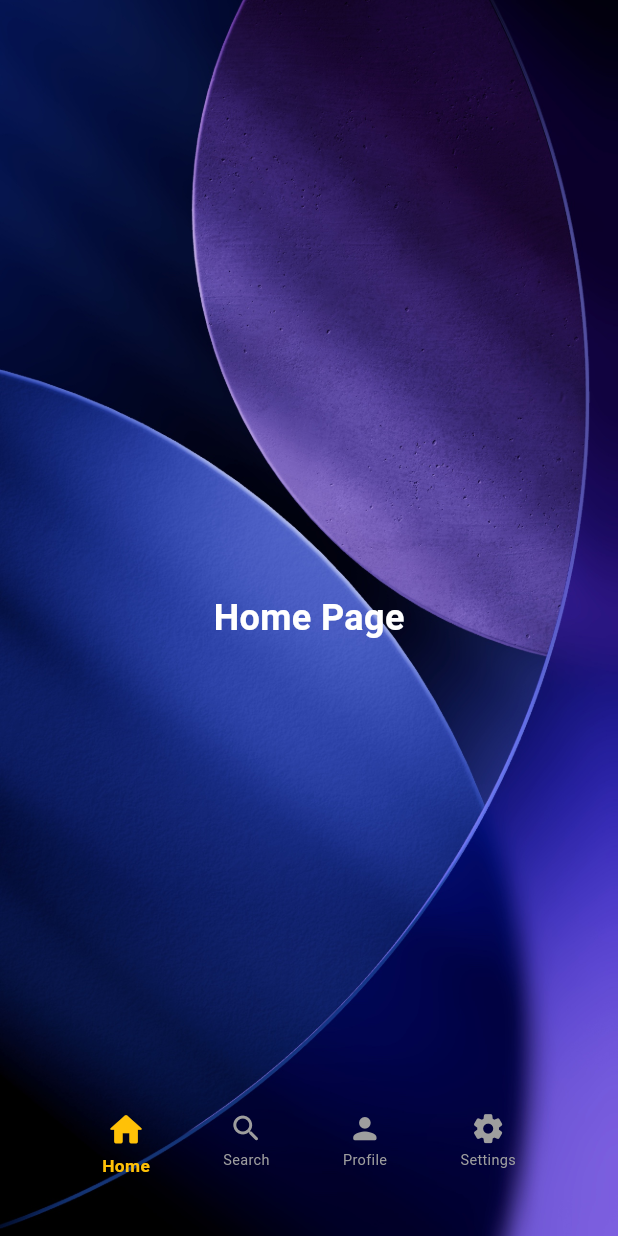
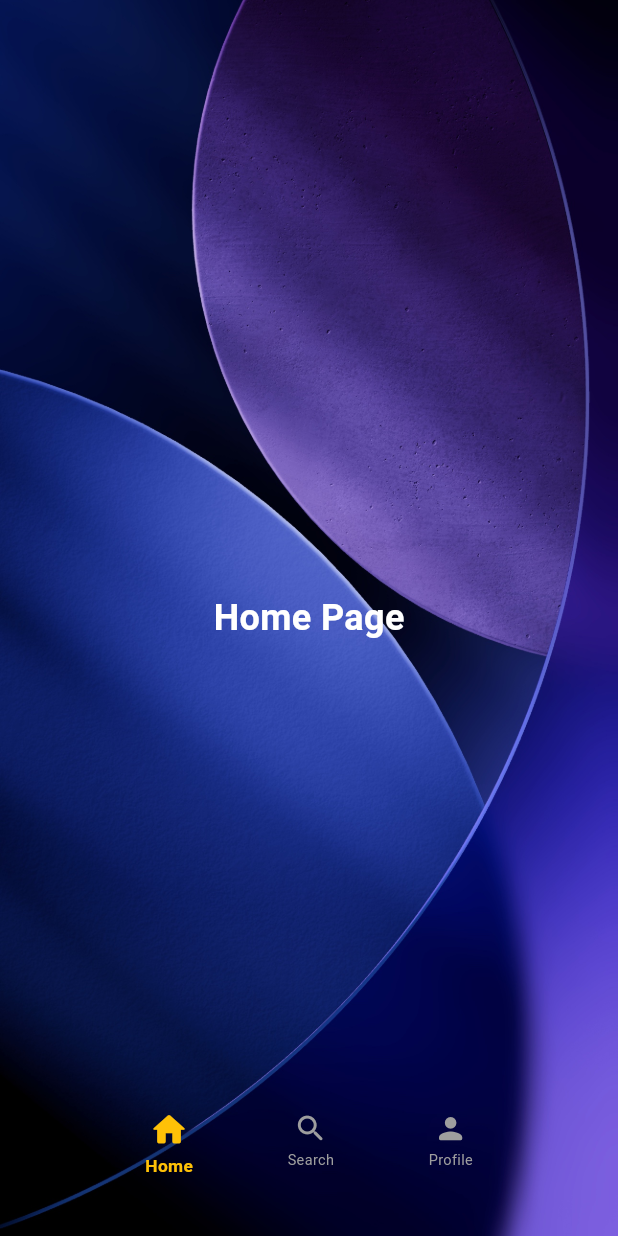
Before and after one commit to ZyadWKhedr/LiquidGlass-NavBar, a Flutter app: the screen it shows after launch, on a phone screen of 412 x 824 dp. Run offline on Flutter 3.47's test engine with Material 3 defaults, Android fonts, the light colour scheme and no system bars; our stand-ins replace flutter_riverpod, flutter_screenutil; missing offline and left inert: liquid_glass_renderer.

Commit message:
version update

```diff
--- a/lib/pages/navbar_page.dart
+++ b/lib/pages/navbar_page.dart
@@ -14,23 +14,24 @@ class NavbarPage extends StatelessWidget {
         HomePage(),
         SearchPage(),
         ProfilePage(),
-        SizedBox(),
+        // SizedBox(),
       ],
       icons: const [
         Icons.home_rounded,
         Icons.search_rounded,
         Icons.person_rounded,
-        Icons.settings_rounded,
+        // Icons.settings_rounded,
       ],
       labels: const [
         'Home',
         'Search',
         'Profile',
-        'Settings',
+        // 'Settings',
       ],
       navbarHeight: 70,
       indicatorWidth: 70,
       bottomPadding: 20,
+      horizontalPadding: 15,
     );
   }
 }
--- a/lib/widgets/bottom_nav_scaffold.dart
+++ b/lib/widgets/bottom_nav_scaffold.dart
@@ -91,6 +91,7 @@ class _BottomNavScaffoldState extends ConsumerState<BottomNavScaffold> {
                   indicatorWidth: widget.indicatorWidth,
                   navbarHeight: widget.navbarHeight,
                   bottomPadding: widget.bottomPadding,
+                  horizontalPadding: widget.horizontalPadding,
                 ),
               ),
             ),
--- a/lib/widgets/navbar_widget.dart
+++ b/lib/widgets/navbar_widget.dart
@@ -12,6 +12,7 @@ class NavbarWidget extends ConsumerWidget {
   final double indicatorWidth;
   final double navbarHeight;
   final double bottomPadding;
+  final double horizontalPadding;
 
   const NavbarWidget({
     super.key,
@@ -20,6 +21,7 @@ class NavbarWidget extends ConsumerWidget {
     this.indicatorWidth = 70,
     this.navbarHeight = 70,
     this.bottomPadding = 20,
+    this.horizontalPadding = 20,
   });
 
   @override
@@ -59,6 +61,8 @@ class NavbarWidget extends ConsumerWidget {
             left: 0,
             right: 0,
             bottom: bottomPadding.h,
+            child: Padding(
+              padding: EdgeInsets.symmetric(horizontal: horizontalPadding.w),
               child: NavbarBackground(
                 width: screenWidth,
                 height: navbarHeight.h,
@@ -74,6 +78,7 @@ class NavbarWidget extends ConsumerWidget {
                       padding: EdgeInsets.symmetric(vertical: 6.h),
                     );
                   }),
+                ),
               ),
             ),
           ),
```
Also changed, not shown: 1 other file. Lines whose indentation alone changed are shown as unchanged.
